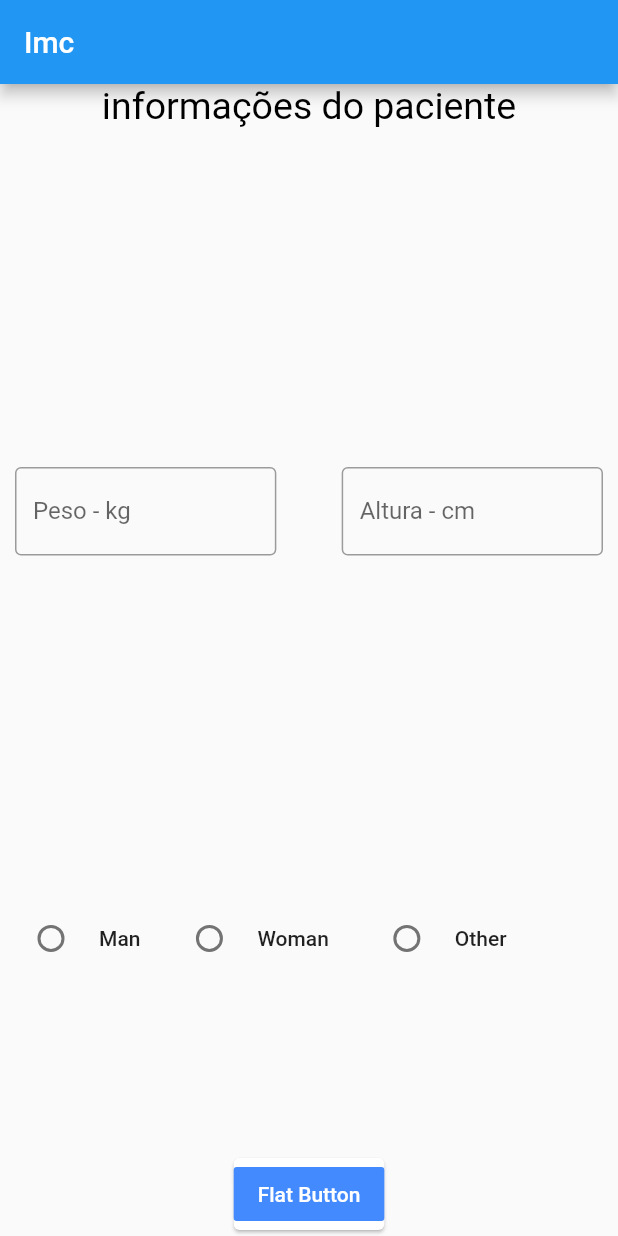
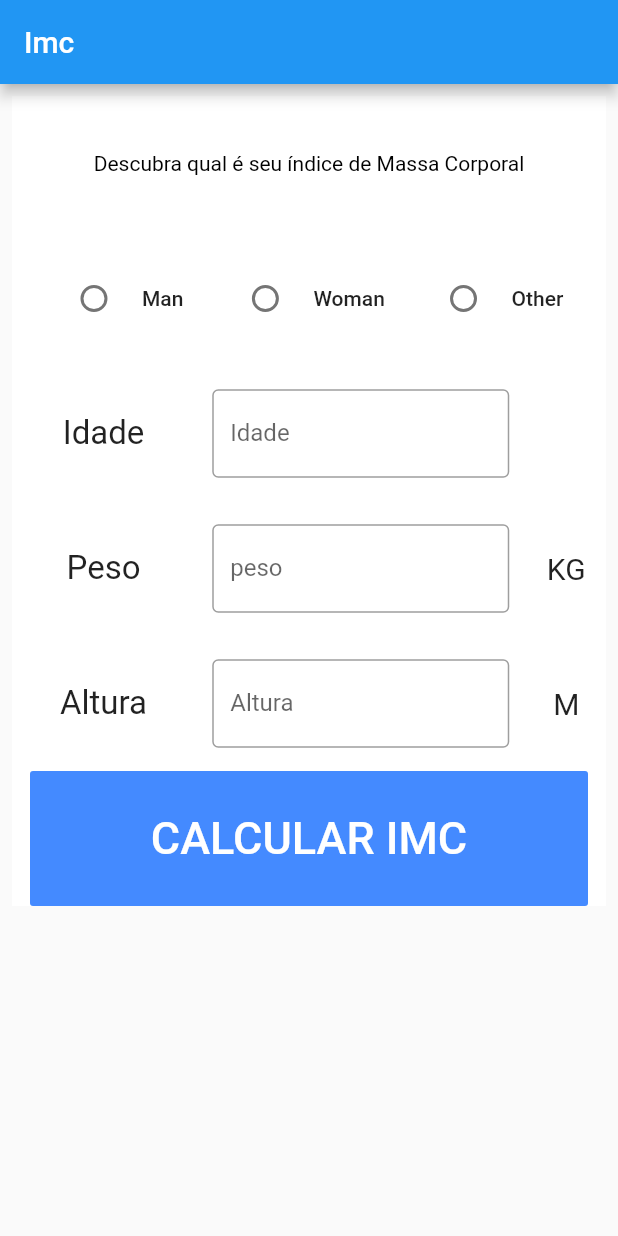
Before and after one commit to Matheus-Tankian/BMI, a Flutter app: the screen it shows after launch, on a phone screen of 412 x 824 dp. Run offline on Flutter 3.47's test engine with Material 2 defaults, Android fonts, the phone set to English and light mode, and no system bars.

Commit message:
em andamento

```diff
--- a/lib/main.dart
+++ b/lib/main.dart
@@ -29,6 +29,7 @@ class _AppState extends State<App> {
   Gender _genderValue;
   double _numberWeight = 0;
   double _numberTall = 0;
+  double _numberAge = 0;
 
 
   @override
@@ -39,27 +40,165 @@ class _AppState extends State<App> {
       ),
 
       body:Container(
+        child: fristView(),
+      ),
+
+    );
+  }
+
+  Widget fristView(){
+    return ListView(
+      padding: const EdgeInsets.all(8),
+      children: <Widget>[
+
+        Container(
+          height: 540,
+          color: Colors.white,
           child: Column(
+            mainAxisAlignment: MainAxisAlignment.center,
+            mainAxisSize: MainAxisSize.max,
+            crossAxisAlignment: CrossAxisAlignment.stretch,
             children: <Widget>[
               Expanded(
-              child: info(),
+                child: Column(
+
+                  mainAxisAlignment: MainAxisAlignment.center,
+                  mainAxisSize: MainAxisSize.max,
+                  crossAxisAlignment: CrossAxisAlignment.stretch,
+                  children: <Widget>[
+                    Flexible(
+
+                        child: textView(),
+                      fit: FlexFit.loose,
+                    ),
+
+                  ],
+                ),
+                flex: 1,
+
+              ),
+
+              Expanded(
+                child: Row(
+                  mainAxisAlignment: MainAxisAlignment.spaceEvenly,
+                  mainAxisSize: MainAxisSize.max,
+                  crossAxisAlignment: CrossAxisAlignment.center,
+                  children: <Widget>[
+                    Flexible(
+                      child: manView(),
+                      flex: 3,
+                    ),
+
+                    Flexible(
+                      child: womanView(),
+                      flex: 4,
+                    ),
+
+                    Flexible(
+                      child: otherView(),
+                      flex: 3,
+                    ),
+
+                  ],
+
+                ),
                 flex: 1,
               ),
+
               Expanded(
-              child: dados(),
+                child: Row(
+                  mainAxisAlignment: MainAxisAlignment.spaceAround,
+                  mainAxisSize: MainAxisSize.max,
+                  crossAxisAlignment: CrossAxisAlignment.center,
+                  children: <Widget>[
+                    Flexible(
+                      child: idadeView(),
+                      flex: 1,
+                    ),
+
+                    Flexible(
+                      child: inputView(),
                       flex: 2,
                     ),
+
+                    Flexible(
+                      child: naView(),
+                      flex: 1,
+                    ),
+
+                  ],
+
+                ),
+                flex: 1,
+              ),
+
               Expanded(
-              child: idade(),
+                child: Row(
+                  mainAxisAlignment: MainAxisAlignment.spaceAround,
+                  mainAxisSize: MainAxisSize.max,
+                  crossAxisAlignment: CrossAxisAlignment.center,
+                  children: <Widget>[
+                    Flexible(
+                      child: pesoView(),
+                      flex: 1,
+                    ),
+
+                    Flexible(
+                      child: inputpesoView(),
                       flex: 2,
                     ),
-           Card(
-             child: calc(),
+
+                    Flexible(
+                      child: kgView(),
+                      flex: 1,
                     ),
+
+                  ],
+
+                ),
+                flex: 1,
+              ),
+
+              Expanded(
+                child: Row(
+                  mainAxisAlignment: MainAxisAlignment.spaceAround,
+                  mainAxisSize: MainAxisSize.max,
+                  crossAxisAlignment: CrossAxisAlignment.center,
+                  children: <Widget>[
+                    Flexible(
+                      child: alturaView(),
+                      flex: 1,
+                    ),
+
+                    Flexible(
+                      child: inputalturaView(),
+                      flex: 2,
+                    ),
+
+                    Flexible(
+                      child: mView(),
+                      flex: 1,
+                    ),
+
+                  ],
+
+                ),
+                flex: 1,
+              ),
+
+              Expanded(
+                child: buttonCalc(),
+                flex: 1,
+              ),
+
             ],
           ),
         ),
 
+
+
+
+      ],
     );
   }
 
@@ -75,69 +214,58 @@ class _AppState extends State<App> {
       ),
     );
  }
-Widget dados(){
-    return Align(
-      alignment: Alignment.topCenter,
-      child: Container(
-        padding: const EdgeInsets.symmetric(vertical: 14, horizontal: 10),
 
-        child: Row(
-          children: <Widget>[
-            Flexible(
-              child: TextField(
-                decoration: InputDecoration(
-                  border: OutlineInputBorder(),
-                  labelText: 'Peso - kg',
-                ),
-                onChanged: (text){
-                  var aux = double.tryParse(text);
-                  if(aux!=null){
-                    setState(() {
-                      _numberWeight = aux;
-                    });
-                  }
+
+
+
+Widget buttonCalc(){
+
+  return Container(
+    padding: const EdgeInsets.symmetric(horizontal: 12),
+    child: FlatButton(
+      onPressed: () {
+
+        print(_genderValue);
+        print(_numberAge);
+        print(_numberWeight);
+        print(_numberTall);
+
       },
 
-              ),
-              flex: 4,
-            ),
-
-            Flexible(
-              child: Container(
-              ),
-              flex: 1,
-            ),
-
-            Flexible(
-              child: TextField(
-                decoration: InputDecoration(
-                  border: OutlineInputBorder(),
-                  labelText: 'Altura - cm',
-                ),
-                onChanged: (text){
-                  var aux = double.tryParse(text);
-                  if(aux!=null){
-                    setState(() {
-                      _numberTall = aux;
-                    });
-                  }
-                },
-
-              ),
-              flex: 4,
-            ),
-          ],
-        ),
+      textColor: Colors.white,
+      color: Colors.blueAccent,
+      disabledColor: Colors.grey,
+      disabledTextColor: Colors.white,
+      highlightColor: Colors.orangeAccent,
+      child: Text('CALCULAR IMC',
+        style: TextStyle(
+            fontSize: 30
+        ),),
     ),
   );
 }
 
-Widget idade(){
-    return Row(
 
-      children: <Widget>[
-        FlatButton.icon(
-            padding: const EdgeInsets.symmetric(vertical: 5, horizontal: 10),
+
+
+  Widget textView(){
+    return  Center(
+      child: Text(
+        "Descubra qual é seu índice de Massa Corporal",
+        style: TextStyle(
+
+          color: Colors.black,
+
+
+        ),
+      ),
+    );
+
+  }
+
+  Widget manView(){
+    return  FlatButton.icon(
+        padding: const EdgeInsets.symmetric(vertical: 5),
         onPressed: (){
           setState(() {
             _genderValue = Gender.MAN;
@@ -152,9 +280,12 @@ Widget idade(){
             });
           },
         ),
-            label: const Text("Man")),
+        label: const Text("Man"));
+  }
 
-        FlatButton.icon(
+  Widget womanView(){
+    return  FlatButton.icon(
+        padding: const EdgeInsets.symmetric(vertical: 5),
         onPressed: (){
           setState(() {
             _genderValue = Gender.WOMAN;
@@ -169,9 +300,12 @@ Widget idade(){
             });
           },
         ),
-            label: const Text("Woman",style: TextStyle(fontSize: 14))),
+        label: const Text("Woman"));
+  }
 
-        FlatButton.icon(
+  Widget otherView(){
+    return  FlatButton.icon(
+        padding: const EdgeInsets.symmetric(vertical: 5),
         onPressed: (){
           setState(() {
             _genderValue = Gender.OTHER;
@@ -186,34 +320,140 @@ Widget idade(){
             });
           },
         ),
-            label: const Text("Other",style: TextStyle(fontSize: 14)),
+        label: const Text("Other"));
+  }
+
+  Widget idadeView(){
+    return Align(
+        alignment: Alignment.center,
+        child: Text(
+          'Idade',
+          style: TextStyle(
+            fontSize: 22
+          ),
 
         ),
-      ],
+      );
+
+  }
+
+    Widget inputView(){
+      return TextField(
+        decoration: InputDecoration(
+          border: OutlineInputBorder(),
+          labelText: 'Idade',
+        ),
+        onChanged: (text){
+          var aux  = double.tryParse(text);
+          if(aux !=null){
+            setState(() {
+              _numberAge = aux;
+            });
+          }
+        }
+      );
+    }
+
+    Widget naView(){
+      return Container(
+        height: 30,
+        width: 30,
+      );
+    }
+
+  Widget pesoView(){
+    return Align(
+      alignment: Alignment.center,
+      child: Text(
+        'Peso',
+        style: TextStyle(
+            fontSize: 22
+        ),
+
+      ),
+    );
+
+  }
+
+  Widget inputpesoView(){
+    return TextField(
+        decoration: InputDecoration(
+          border: OutlineInputBorder(),
+          labelText: 'peso',
+        ),
+        onChanged: (text){
+          var aux  = double.tryParse(text);
+          if(aux !=null){
+            setState(() {
+              _numberWeight = aux;
+            });
+          }
+        }
+    );
+  }
+
+  Widget kgView(){
+    return Container(
+      height: 30,
+      width: 30,
+      child: Center(
+        child: Text(
+          'KG',
+          style: TextStyle(
+            fontSize: 20,
+          ),
+
+        ),
+      )
     );
   }
 
 
-Widget calc(){
-  return FlatButton(
-    onPressed: () {
-      debugPrint('I am Awesome');
-    },
-    textColor: Colors.white,
-    color: Colors.blueAccent,
-    disabledColor: Colors.grey,
-    disabledTextColor: Colors.white,
-    highlightColor: Colors.orangeAccent,
-    child: Text('Flat Button'),
+  Widget alturaView(){
+    return Align(
+      alignment: Alignment.center,
+      child: Text(
+        'Altura',
+        style: TextStyle(
+            fontSize: 22
+        ),
+
+      ),
+    );
+
+  }
+
+  Widget inputalturaView(){
+    return TextField(
+        decoration: InputDecoration(
+          border: OutlineInputBorder(),
+          labelText: 'Altura',
+        ),
+        onChanged: (text){
+          var aux  = double.tryParse(text);
+          if(aux !=null){
+            setState(() {
+              _numberTall = aux;
+            });
+          }
+        }
     );
   }
 
+  Widget mView(){
+    return Container(
+        height: 30,
+        width: 30,
+        child: Center(
+          child: Text(
+            'M',
+            style: TextStyle(
+              fontSize: 20,
+            ),
 
-  @override
-  void debugFillProperties(DiagnosticPropertiesBuilder properties) {
-    super.debugFillProperties(properties);
-    properties.add(DiagnosticsProperty('_numberWeight', _numberWeight));
-    properties.add(DoubleProperty('_numberTall', _numberTall));
+          ),
+        )
+    );
   }
 
 }
```
Lines whose indentation alone changed are shown as unchanged.
